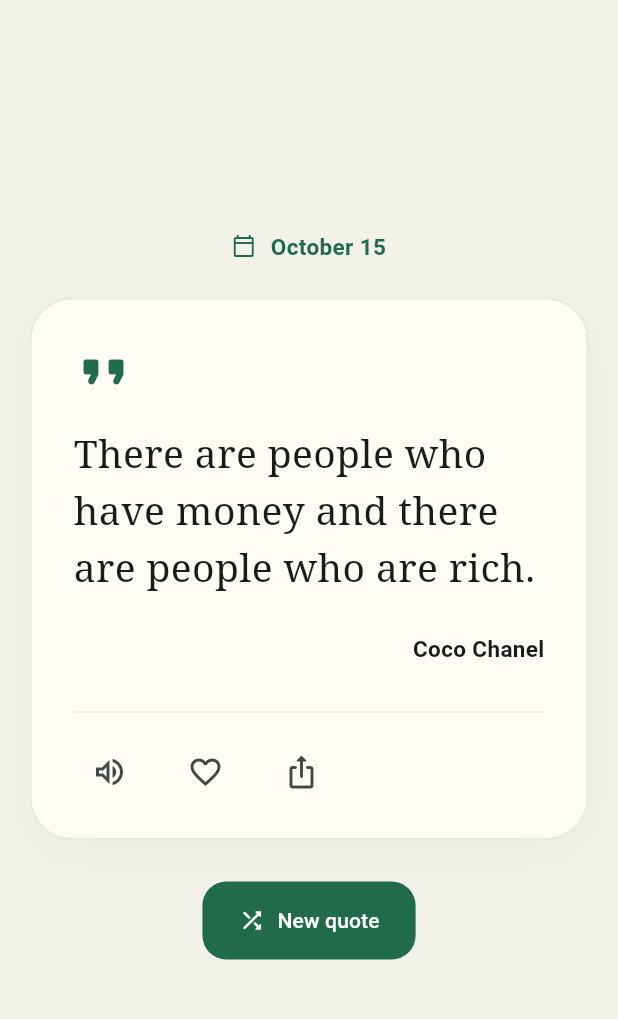
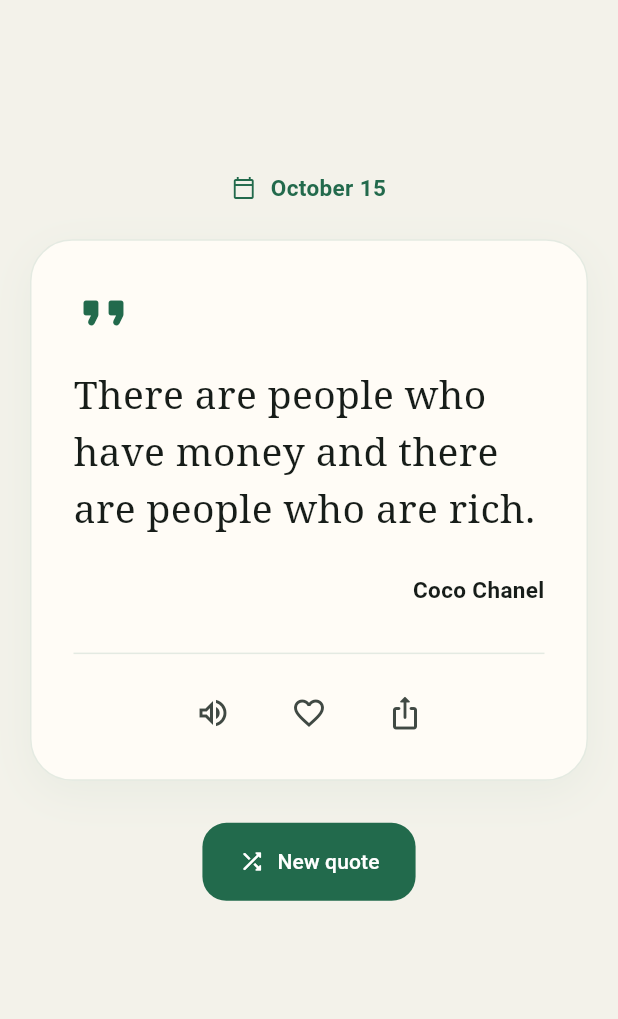
Before and after one commit to Raydel8806/Daily-motivations, a Flutter app: the screen it shows after launch, on a phone screen of 412 x 824 dp, the part 59-1078 px from its top. Run offline on Flutter 3.47's test engine with Material 3 defaults, Android fonts, the phone set to English and light mode, and no system bars; our stand-ins replace flutter_tts, share_plus, shared_preferences.

Commit message:
Center quote actions and reduce upper whitespace

```diff
--- a/lib/features/quotes/presentation/quote_page.dart
+++ b/lib/features/quotes/presentation/quote_page.dart
@@ -203,12 +203,13 @@
         top: false,
         child: LayoutBuilder(builder: (context, constraints) {
           return SingleChildScrollView(
-            padding: const EdgeInsets.fromLTRB(20, 24, 20, 32),
+            padding: const EdgeInsets.fromLTRB(20, 16, 20, 32),
             child: ConstrainedBox(
               constraints: BoxConstraints(
                   minHeight:
-                      (constraints.maxHeight - 56).clamp(0, double.infinity)),
-              child: Center(
+                      (constraints.maxHeight - 48).clamp(0, double.infinity)),
+              child: Align(
+                alignment: const Alignment(0, -0.3),
                 child: ConstrainedBox(
                   constraints: const BoxConstraints(maxWidth: 600),
                   child: Column(
@@ -438,7 +439,9 @@
           ),
           Divider(color: colors.primary.withValues(alpha: 0.12)),
           const SizedBox(height: 8),
-          Wrap(
+          Align(
+            alignment: Alignment.center,
+            child: Wrap(
               alignment: WrapAlignment.center,
               spacing: 16,
               runSpacing: 8,
@@ -482,6 +485,7 @@
                 ),
               ],
             ),
+          ),
         ],
       ),
     );
```
Lines whose indentation alone changed are shown as unchanged.
